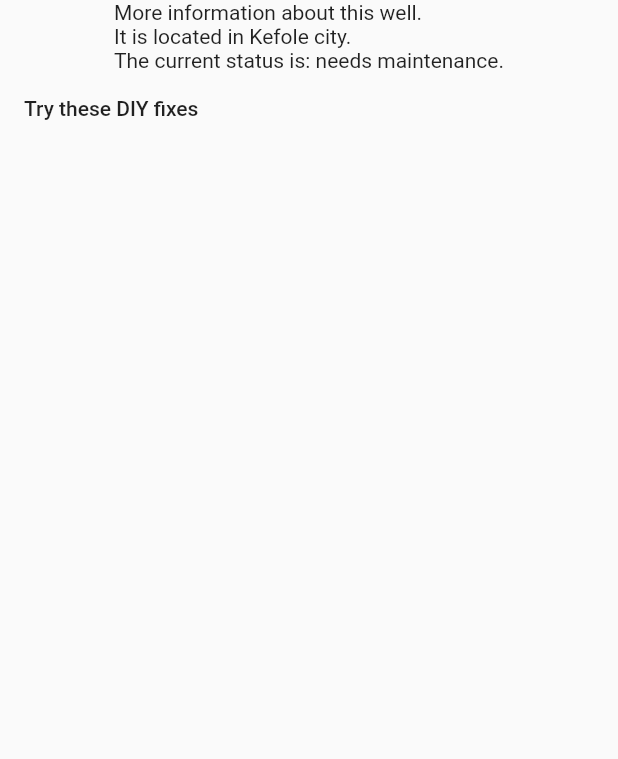
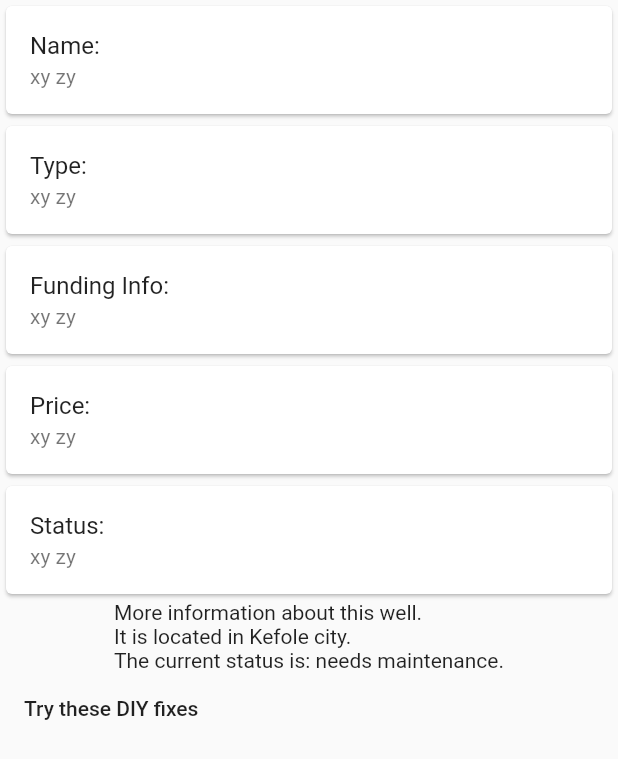
Before and after one commit to martinneumann/maph, a Flutter app: the DisplayWellsInfo screen opened directly, on a phone screen of 412 x 824 dp. Shown: the top 759 px of the screen. Run offline on Flutter 3.47's test engine with Material 2 defaults, Android fonts, the phone set to English and light mode, and no system bars; our stand-ins replace flutter_map, font_awesome_flutter, image_picker, latlong.

Commit message:
added first structure for further information

```diff
--- a/well_control/lib/WellInfo.dart
+++ b/well_control/lib/WellInfo.dart
@@ -131,12 +131,149 @@ class DisplayWellsInfoState extends State<DisplayWellsInfo> {
       ],
     );
 
+    Widget name = Card(
+
+      child: Column(
+        mainAxisSize: MainAxisSize.min,
+        children: <Widget>[
+          const ListTile(
+
+            title: Text('Name:'),
+            subtitle: Text(
+                'xy zy'
+            ),
+          ),
+        ],
+      ),
+    );
+
+
+    Widget geolocation = Card(
+
+      child: Column(
+        mainAxisSize: MainAxisSize.min,
+        children: <Widget>[
+          const ListTile(
+
+            title: Text('Geolaction:'),
+            subtitle: Text(
+                'xy zy'
+            ),
+          ),
+        ],
+      ),
+    );
+
+    Widget type = Card(
+
+      child: Column(
+        mainAxisSize: MainAxisSize.min,
+        children: <Widget>[
+          const ListTile(
+
+            title: Text('Type:'),
+            subtitle: Text(
+                'xy zy'
+            ),
+          ),
+        ],
+      ),
+    );
+
+    Widget fundingInfo = Card(
+
+      child: Column(
+        mainAxisSize: MainAxisSize.min,
+        children: <Widget>[
+          const ListTile(
+
+            title: Text('Funding Info:'),
+            subtitle: Text(
+                'xy zy'
+            ),
+          ),
+        ],
+      ),
+    );
+
+    Widget price = Card(
+
+      child: Column(
+        mainAxisSize: MainAxisSize.min,
+        children: <Widget>[
+          const ListTile(
+
+            title: Text('Price:'),
+            subtitle: Text(
+                'xy zy'
+            ),
+          ),
+        ],
+      ),
+    );
+
+    Widget status = Card(
+
+      child: Column(
+        mainAxisSize: MainAxisSize.min,
+        children: <Widget>[
+          const ListTile(
+
+            title: Text('Status:'),
+            subtitle: Text(
+                'xy zy'
+            ),
+          ),
+        ],
+      ),
+    );
+
+    Widget test = Card(
+
+      child: Column(
+        mainAxisSize: MainAxisSize.min,
+        children: <Widget>[
+          const ListTile(
+            leading: Icon(Icons.my_location),
+            title: Text('Geolaction:'),
+            subtitle: Text(
+                'xy zy'
+            ),
+          ),
+          Image(
+              image:
+              AssetImage(
+                  'assets/repair-info/pressure-switch.jpg')),
+          ButtonBar(
+            children: <Widget>[
+              FlatButton(
+                child: const Text('Step 1 done!'),
+                onPressed: () {
+                  /* ... */
+                },
+              ),
+            ],
+          ),
+        ],
+      ),
+    );
+
 /// shows the image
     return Scaffold(
-        body: Center(
+        body: SingleChildScrollView(
           child: Center(
             child: Column(
           children: [
+            name,
+            type,
+            fundingInfo,
+            price,
+            status,
+          //  infoSection,
+           // listSection,
+           // buttonSection,
+
+
             Text(
                 'More information about this well.\nIt is located in Kefole city.\nThe current status is: needs maintenance.'),
             Row(
```
